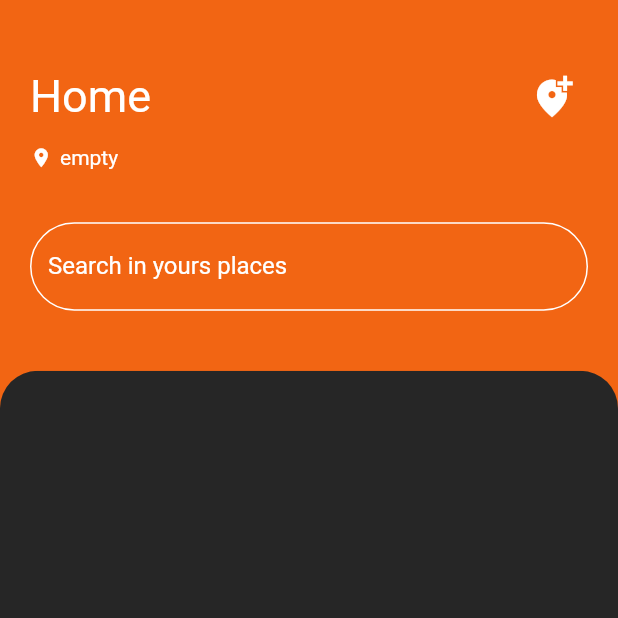
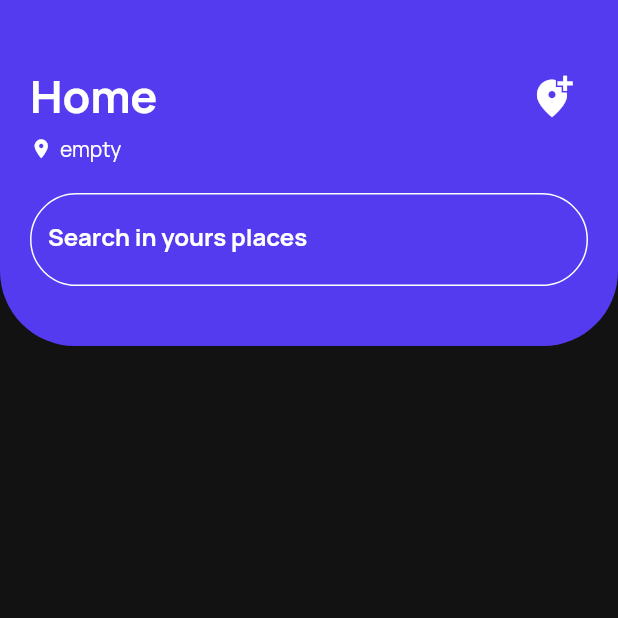
Before and after one commit to guilhermebernava/greate_places, a Flutter app: the screen it shows after launch, on a phone screen of 412 x 824 dp, the top half of it. Run offline on Flutter 3.47's test engine with Material 2 defaults, Android fonts, the phone set to English and light mode, and no system bars; our stand-ins replace flutter_mobx, flutter_modular, geocoding, geolocator, google_fonts, image_picker and 2 more; accounts and stored records are empty; generated files the repository leaves out were written again.

Commit message:
add app_text_style in some widgets

```diff
--- a/lib/app.dart
+++ b/lib/app.dart
@@ -1,6 +1,7 @@
 import 'package:flutter/material.dart';
 import 'package:flutter/services.dart';
 import 'package:flutter_modular/flutter_modular.dart';
+import 'package:greate_places/core/themes/app_text_style.dart';
 import 'core/themes/app_colors.dart';
 
 class App extends StatelessWidget {
@@ -15,9 +16,10 @@ class App extends StatelessWidget {
       theme: ThemeData(
         primaryColor: AppColors.appMaterialColor,
         backgroundColor: AppColors.black,
-        scaffoldBackgroundColor: AppColors.primary,
-        appBarTheme: const AppBarTheme(
-          systemOverlayStyle: SystemUiOverlayStyle(
+        scaffoldBackgroundColor: AppColors.black,
+        appBarTheme: AppBarTheme(
+          titleTextStyle: AppTextStyle.appBarTitle,
+          systemOverlayStyle: const SystemUiOverlayStyle(
             statusBarColor: Colors.white,
           ),
           color: AppColors.primary,
--- a/lib/core/themes/app_colors.dart
+++ b/lib/core/themes/app_colors.dart
@@ -1,11 +1,11 @@
 import 'package:flutter/material.dart';
 
 class AppColors {
-  static const black = Color(0xff262626);
-  static const primary = Color(0xffF26513);
+  static const black = Color(0xff121212);
+  static const primary = Color(0xff543BF0);
   static const primaryLight = Color(0xffF27B13);
   static const yellow = Color(0xffF2A516);
-  static const secundary = Color(0xff00A6A5);
+  static const secundary = Color(0xff891CBD);
   static const secundaryLight = Color(0xff13F2F1);
 
   static const color = 0xffF26513;
--- /dev/null
+++ b/lib/core/themes/app_text_style.dart
@@ -0,0 +1,33 @@
+import 'package:flutter/material.dart';
+import 'package:google_fonts/google_fonts.dart';
+import 'package:greate_places/core/themes/app_colors.dart';
+
+class AppTextStyle {
+  static final appBarTitle = GoogleFonts.manrope(
+    color: Colors.white,
+    fontSize: 30,
+    fontWeight: FontWeight.bold,
+  );
+
+  static final placeItem = GoogleFonts.manrope(
+    color: Colors.white,
+    fontSize: 25,
+    fontWeight: FontWeight.bold,
+    letterSpacing: 2,
+  );
+
+  static final appBarLocation = GoogleFonts.manrope(
+    color: Colors.white,
+    fontSize: 14,
+    fontWeight: FontWeight.w400,
+  );
+
+  static final textInput = GoogleFonts.manrope(
+    color: Colors.white,
+  );
+
+  static final textInputLabel = GoogleFonts.manrope(
+    color: Colors.white,
+    fontWeight: FontWeight.bold,
+  );
+}
--- a/lib/core/widgets/safe_button/safe_button.dart
+++ b/lib/core/widgets/safe_button/safe_button.dart
@@ -59,7 +59,7 @@ class _SafeButtonState extends State<SafeButton> {
           height: widget.height,
           padding: const EdgeInsets.all(8),
           decoration: BoxDecoration(
-            borderRadius: BorderRadius.circular(5),
+            borderRadius: BorderRadius.circular(100),
             color: widget.color,
           ),
           child: widget.child,
--- a/lib/modules/add_place_screen/widgets/text_input/text_input.dart
+++ b/lib/modules/add_place_screen/widgets/text_input/text_input.dart
@@ -1,4 +1,5 @@
 import 'package:flutter/material.dart';
+import 'package:greate_places/core/themes/app_text_style.dart';
 import '../../../../core/themes/app_colors.dart';
 
 class TextInput extends StatefulWidget {
@@ -65,7 +66,7 @@ class _TextInputState extends State<TextInput> with TickerProviderStateMixin {
       child: TextFormField(
         validator: widget.validator,
         focusNode: focusNode,
-        style: const TextStyle(color: Colors.white),
+        style: AppTextStyle.textInput,
         controller: widget.controller,
         decoration: InputDecoration(
           label: isSelected
@@ -88,7 +89,7 @@ class _TextInputState extends State<TextInput> with TickerProviderStateMixin {
                 )
               : Text(widget.label),
           focusColor: AppColors.primary,
-          labelStyle: const TextStyle(color: Colors.white),
+          labelStyle: AppTextStyle.textInputLabel,
           enabledBorder: const OutlineInputBorder(
             borderSide: BorderSide(
               color: Colors.white,
--- a/lib/modules/home_screen/widgets/home_app_bar/home_app_bar.dart
+++ b/lib/modules/home_screen/widgets/home_app_bar/home_app_bar.dart
@@ -1,5 +1,6 @@
 import 'package:flutter/material.dart';
 import 'package:flutter_modular/flutter_modular.dart';
+import 'package:greate_places/core/themes/app_text_style.dart';
 import '../../../../core/themes/app_colors.dart';
 import '../search_input/search_input.dart';
 
@@ -13,9 +14,14 @@ class HomeAppBar extends PreferredSize {
           key: key,
           preferredSize: size,
           child: Container(
-            color: AppColors.primary,
+            decoration: const BoxDecoration(
+                color: AppColors.primary,
+                borderRadius: BorderRadius.only(
+                  bottomLeft: Radius.circular(50),
+                  bottomRight: Radius.circular(50),
+                )),
             alignment: Alignment.center,
-            height: size.height * 0.3,
+            height: size.height * 0.28,
             child: Padding(
               padding: const EdgeInsets.symmetric(
                 horizontal: 20.0,
@@ -29,12 +35,9 @@ class HomeAppBar extends PreferredSize {
                     mainAxisAlignment: MainAxisAlignment.spaceBetween,
                     crossAxisAlignment: CrossAxisAlignment.center,
                     children: [
-                      const Text(
+                      Text(
                         'Home',
-                        style: TextStyle(
-                          color: Colors.white,
-                          fontSize: 30,
-                        ),
+                        style: AppTextStyle.appBarTitle,
                       ),
                       IconButton(
                         onPressed: () => Modular.to.pushNamed(addPlaceRoute),
@@ -59,10 +62,7 @@ class HomeAppBar extends PreferredSize {
                       Text(
                         text ?? 'no place found',
                         textAlign: TextAlign.start,
-                        style: const TextStyle(
-                          color: Colors.white,
-                          fontSize: 14,
-                        ),
+                        style: AppTextStyle.appBarLocation,
                       ),
                     ],
                   ),
--- a/lib/modules/home_screen/widgets/place_item/place_item.dart
+++ b/lib/modules/home_screen/widgets/place_item/place_item.dart
@@ -3,6 +3,7 @@ import 'package:flutter/services.dart';
 import 'package:flutter_modular/flutter_modular.dart';
 import 'package:greate_places/core/models/place.dart';
 import 'package:greate_places/core/themes/app_colors.dart';
+import 'package:greate_places/core/themes/app_text_style.dart';
 import 'package:greate_places/core/widgets/safe_button/safe_button.dart';
 import 'package:greate_places/modules/home_screen/stores/home_routes.dart';
 import '../../../../core/stores/places.dart';
@@ -80,11 +81,7 @@ class PlaceItem extends StatelessWidget {
         ),
         child: Text(
           place.title,
-          style: const TextStyle(
-            color: Colors.white,
-            fontSize: 25,
-            shadows: [Shadow()],
-          ),
+          style: AppTextStyle.placeItem,
         ),
       ),
     );
--- a/lib/modules/home_screen/widgets/place_list/place_list.dart
+++ b/lib/modules/home_screen/widgets/place_list/place_list.dart
@@ -21,10 +21,6 @@ class PlaceList extends StatelessWidget {
       height: size.height,
       decoration: const BoxDecoration(
         color: AppColors.black,
-        borderRadius: BorderRadius.only(
-          topLeft: Radius.circular(25),
-          topRight: Radius.circular(25),
-        ),
       ),
       child: Padding(
         padding: EdgeInsets.only(
--- a/lib/modules/home_screen/widgets/search_input/search_input.dart
+++ b/lib/modules/home_screen/widgets/search_input/search_input.dart
@@ -1,4 +1,5 @@
 import 'package:flutter/material.dart';
+import 'package:greate_places/core/themes/app_text_style.dart';
 import '../../../../core/themes/app_colors.dart';
 
 class SearchInput extends StatelessWidget {
@@ -20,7 +21,7 @@ class SearchInput extends StatelessWidget {
     return TextFormField(
       textInputAction: TextInputAction.done,
       validator: validator,
-      style: const TextStyle(color: Colors.white),
+      style: AppTextStyle.textInput,
       controller: controller,
       decoration: InputDecoration(
         // contentPadding: const EdgeInsets.symmetric(horizontal: 15.0),
@@ -33,7 +34,7 @@ class SearchInput extends StatelessWidget {
         // ),
         label: Text(label),
         focusColor: AppColors.primary,
-        labelStyle: const TextStyle(color: Colors.white),
+        labelStyle: AppTextStyle.textInputLabel,
         enabledBorder: const OutlineInputBorder(
           borderSide: BorderSide(
             color: Colors.white,
--- a/lib/modules/place_detail_screen/view/place_detail.dart
+++ b/lib/modules/place_detail_screen/view/place_detail.dart
@@ -1,5 +1,6 @@
 import 'package:flutter/material.dart';
 import 'package:flutter_modular/flutter_modular.dart';
+import 'package:greate_places/core/themes/app_colors.dart';
 import 'package:greate_places/core/widgets/special_app_bar_image/special_app_bar_image.dart';
 import 'package:greate_places/core/widgets/white_status_bar/white_status_bar.dart';
 import '../../../core/models/place.dart';
@@ -18,8 +19,9 @@ class PlaceDetail extends StatelessWidget {
     final routes = Modular.get<PlaceDetailsRoutes>();
 
     return WhiteStatusBar(
-      child: Scaffold(
-        body: SpecialAppBarImage(
+      child: Material(
+        color: AppColors.primary,
+        child: SpecialAppBarImage(
           routeReturn: routes.homeRoute,
           size: size,
           image: place.image,
```
